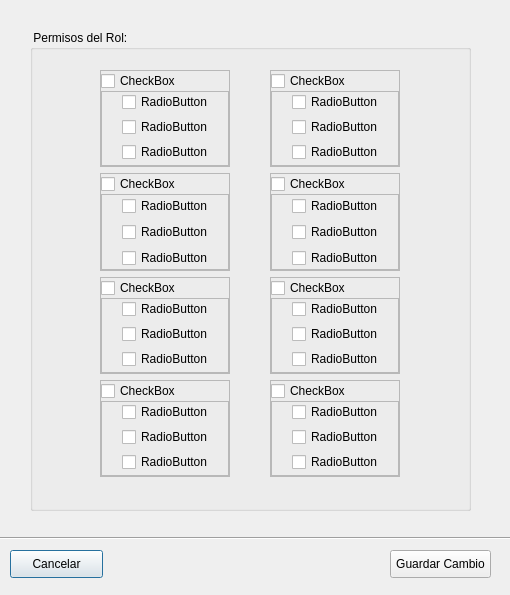
First picture: the form in ui_files/permisos.ui, repository Liz368/SISTEMA-DE-GESTION-DE-DOCUMENTOS, before the edit.
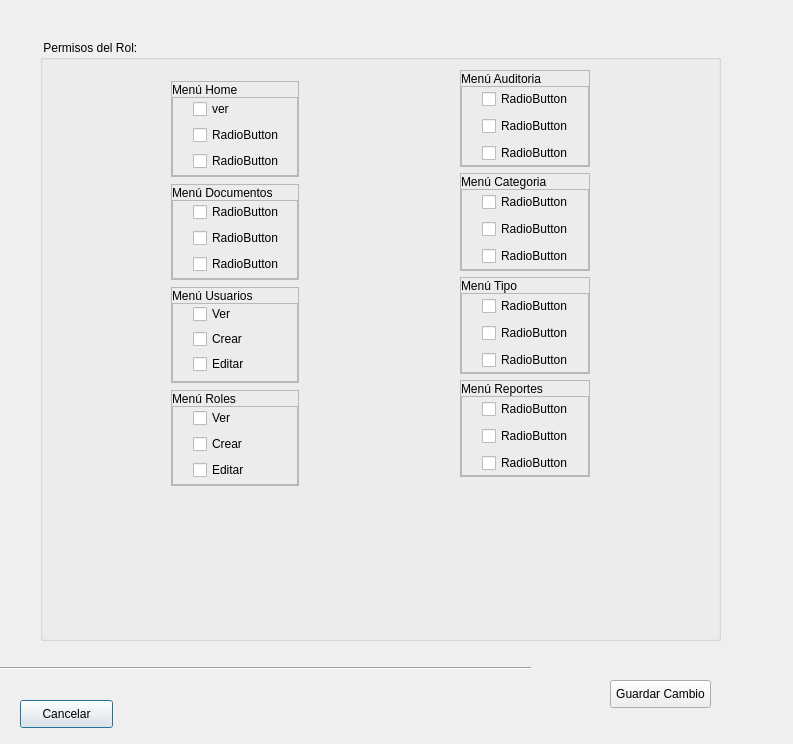
Second picture: the form after the edit. Icons and pictures are not drawn.

Patch:
```diff
--- a/ui_files/permisos.ui
+++ b/ui_files/permisos.ui
@@ -6,8 +6,8 @@
    <rect>
     <x>0</x>
     <y>0</y>
-    <width>510</width>
-    <height>595</height>
+    <width>793</width>
+    <height>744</height>
    </rect>
   </property>
   <property name="windowTitle">
@@ -16,8 +16,8 @@
   <widget class="Line" name="line">
    <property name="geometry">
     <rect>
-     <x>0</x>
-     <y>530</y>
+     <x>-10</x>
+     <y>660</y>
      <width>541</width>
      <height>16</height>
     </rect>
@@ -29,8 +29,8 @@
   <widget class="QPushButton" name="pushButton">
    <property name="geometry">
     <rect>
-     <x>10</x>
-     <y>550</y>
+     <x>20</x>
+     <y>700</y>
      <width>93</width>
      <height>28</height>
     </rect>
@@ -42,8 +42,8 @@
   <widget class="QPushButton" name="pushButton_2">
    <property name="geometry">
     <rect>
-     <x>390</x>
-     <y>550</y>
+     <x>610</x>
+     <y>680</y>
      <width>101</width>
      <height>28</height>
     </rect>
@@ -55,10 +55,10 @@
   <widget class="QGroupBox" name="groupBox">
    <property name="geometry">
     <rect>
-     <x>30</x>
-     <y>30</y>
-     <width>441</width>
-     <height>481</height>
+     <x>40</x>
+     <y>40</y>
+     <width>681</width>
+     <height>601</height>
     </rect>
    </property>
    <property name="autoFillBackground">
@@ -76,8 +76,8 @@
    <widget class="QWidget" name="layoutWidget">
     <property name="geometry">
      <rect>
-      <x>240</x>
-      <y>40</y>
+      <x>420</x>
+      <y>30</y>
       <width>130</width>
       <height>407</height>
      </rect>
@@ -113,9 +113,9 @@
            <number>10</number>
           </property>
           <item>
-           <widget class="QCheckBox" name="checkBox_13">
+           <widget class="QLabel" name="label_5">
             <property name="text">
-             <string>CheckBox</string>
+             <string>Menú Auditoria</string>
             </property>
            </widget>
           </item>
@@ -241,9 +241,9 @@
            <number>10</number>
           </property>
           <item>
-           <widget class="QCheckBox" name="checkBox_17">
+           <widget class="QLabel" name="label_6">
             <property name="text">
-             <string>CheckBox</string>
+             <string>Menú Categoria</string>
             </property>
            </widget>
           </item>
@@ -369,9 +369,9 @@
            <number>10</number>
           </property>
           <item>
-           <widget class="QCheckBox" name="checkBox_21">
+           <widget class="QLabel" name="label_7">
             <property name="text">
-             <string>CheckBox</string>
+             <string>Menú Tipo</string>
             </property>
            </widget>
           </item>
@@ -497,9 +497,9 @@
            <number>10</number>
           </property>
           <item>
-           <widget class="QCheckBox" name="checkBox_25">
+           <widget class="QLabel" name="label_8">
             <property name="text">
-             <string>CheckBox</string>
+             <string>Menú Reportes</string>
             </property>
            </widget>
           </item>
@@ -597,25 +597,22 @@
      </item>
     </layout>
    </widget>
-   <widget class="QWidget" name="">
+   <widget class="QFrame" name="frame_17">
     <property name="geometry">
      <rect>
-      <x>70</x>
-      <y>40</y>
-      <width>130</width>
-      <height>407</height>
+      <x>131</x>
+      <y>41</y>
+      <width>128</width>
+      <height>96</height>
      </rect>
     </property>
+    <property name="frameShape">
+     <enum>QFrame::StyledPanel</enum>
+    </property>
+    <property name="frameShadow">
+     <enum>QFrame::Raised</enum>
+    </property>
     <layout class="QVBoxLayout" name="verticalLayout_17">
-     <item>
-      <widget class="QFrame" name="frame">
-       <property name="frameShape">
-        <enum>QFrame::StyledPanel</enum>
-       </property>
-       <property name="frameShadow">
-        <enum>QFrame::Raised</enum>
-       </property>
-       <layout class="QVBoxLayout" name="verticalLayout_2">
         <property name="spacing">
          <number>0</number>
         </property>
@@ -632,14 +629,14 @@
          <number>0</number>
         </property>
         <item>
-         <layout class="QHBoxLayout" name="horizontalLayout">
+      <layout class="QHBoxLayout" name="horizontalLayout_9">
           <property name="spacing">
            <number>10</number>
           </property>
           <item>
-           <widget class="QCheckBox" name="checkBox">
+        <widget class="QLabel" name="label">
             <property name="text">
-             <string>CheckBox</string>
+          <string>Menú Home</string>
             </property>
            </widget>
           </item>
@@ -685,7 +682,7 @@
          </layout>
         </item>
         <item>
-         <widget class="QFrame" name="frame_2">
+      <widget class="QFrame" name="frame_18">
           <property name="frameShape">
            <enum>QFrame::StyledPanel</enum>
           </property>
@@ -709,9 +706,9 @@
             <number>0</number>
            </property>
            <item>
-            <widget class="QCheckBox" name="checkBox">
+         <widget class="QCheckBox" name="chk_ver_home">
              <property name="text">
-              <string>RadioButton</string>
+           <string>ver</string>
              </property>
             </widget>
            </item>
@@ -734,16 +731,22 @@
         </item>
        </layout>
       </widget>
-     </item>
-     <item>
-      <widget class="QFrame" name="frame_3">
+   <widget class="QFrame" name="frame_23">
+    <property name="geometry">
+     <rect>
+      <x>131</x>
+      <y>350</y>
+      <width>128</width>
+      <height>96</height>
+     </rect>
+    </property>
        <property name="frameShape">
         <enum>QFrame::StyledPanel</enum>
        </property>
        <property name="frameShadow">
         <enum>QFrame::Raised</enum>
        </property>
-       <layout class="QVBoxLayout" name="verticalLayout_3">
+    <layout class="QVBoxLayout" name="verticalLayout_25">
         <property name="spacing">
          <number>0</number>
         </property>
@@ -765,9 +768,9 @@
            <number>10</number>
           </property>
           <item>
-           <widget class="QCheckBox" name="checkBox_2">
+        <widget class="QLabel" name="label_4">
             <property name="text">
-             <string>CheckBox</string>
+          <string>Menú Roles</string>
             </property>
            </widget>
           </item>
@@ -839,21 +842,21 @@
            <item>
             <widget class="QCheckBox" name="checkBox_4">
              <property name="text">
-              <string>RadioButton</string>
+           <string>Ver</string>
              </property>
             </widget>
            </item>
            <item>
             <widget class="QCheckBox" name="checkBox_5">
              <property name="text">
-              <string>RadioButton</string>
+           <string>Crear</string>
              </property>
             </widget>
            </item>
            <item>
             <widget class="QCheckBox" name="checkBox_6">
              <property name="text">
-              <string>RadioButton</string>
+           <string>Editar</string>
              </property>
             </widget>
            </item>
@@ -862,16 +865,22 @@
         </item>
        </layout>
       </widget>
-     </item>
-     <item>
-      <widget class="QFrame" name="frame_5">
+   <widget class="QFrame" name="frame_19">
+    <property name="geometry">
+     <rect>
+      <x>131</x>
+      <y>144</y>
+      <width>128</width>
+      <height>96</height>
+     </rect>
+    </property>
        <property name="frameShape">
         <enum>QFrame::StyledPanel</enum>
        </property>
        <property name="frameShadow">
         <enum>QFrame::Raised</enum>
        </property>
-       <layout class="QVBoxLayout" name="verticalLayout_5">
+    <layout class="QVBoxLayout" name="verticalLayout_21">
         <property name="spacing">
          <number>0</number>
         </property>
@@ -893,9 +902,9 @@
            <number>10</number>
           </property>
           <item>
-           <widget class="QCheckBox" name="checkBox_3">
+        <widget class="QLabel" name="label_2">
             <property name="text">
-             <string>CheckBox</string>
+          <string>Menú Documentos</string>
             </property>
            </widget>
           </item>
@@ -990,16 +999,22 @@
         </item>
        </layout>
       </widget>
-     </item>
-     <item>
-      <widget class="QFrame" name="frame_7">
+   <widget class="QFrame" name="frame_21">
+    <property name="geometry">
+     <rect>
+      <x>131</x>
+      <y>247</y>
+      <width>128</width>
+      <height>96</height>
+     </rect>
+    </property>
        <property name="frameShape">
         <enum>QFrame::StyledPanel</enum>
        </property>
        <property name="frameShadow">
         <enum>QFrame::Raised</enum>
        </property>
-       <layout class="QVBoxLayout" name="verticalLayout_7">
+    <layout class="QVBoxLayout" name="verticalLayout_23">
         <property name="spacing">
          <number>0</number>
         </property>
@@ -1021,9 +1036,9 @@
            <number>10</number>
           </property>
           <item>
-           <widget class="QCheckBox" name="checkBox_4">
+        <widget class="QLabel" name="label_3">
             <property name="text">
-             <string>CheckBox</string>
+          <string>Menú Usuarios</string>
             </property>
            </widget>
           </item>
@@ -1076,47 +1091,45 @@
           <property name="frameShadow">
            <enum>QFrame::Raised</enum>
           </property>
-          <layout class="QVBoxLayout" name="verticalLayout_8">
-           <property name="spacing">
-            <number>5</number>
-           </property>
-           <property name="leftMargin">
-            <number>20</number>
-           </property>
-           <property name="topMargin">
-            <number>0</number>
-           </property>
-           <property name="rightMargin">
-            <number>0</number>
-           </property>
-           <property name="bottomMargin">
-            <number>0</number>
-           </property>
-           <item>
-            <widget class="QCheckBox" name="checkBox_10">
+       <widget class="QCheckBox" name="chk_ver_user">
+        <property name="geometry">
+         <rect>
+          <x>21</x>
+          <y>1</y>
+          <width>47</width>
+          <height>20</height>
+         </rect>
+        </property>
              <property name="text">
-              <string>RadioButton</string>
-             </property>
-            </widget>
-           </item>
-           <item>
-            <widget class="QCheckBox" name="checkBox_11">
+         <string>Ver</string>
+        </property>
+       </widget>
+       <widget class="QCheckBox" name="chk_add_user">
+        <property name="geometry">
+         <rect>
+          <x>21</x>
+          <y>26</y>
+          <width>59</width>
+          <height>20</height>
+         </rect>
+        </property>
              <property name="text">
-              <string>RadioButton</string>
-             </property>
-            </widget>
-           </item>
-           <item>
-            <widget class="QCheckBox" name="checkBox_12">
+         <string>Crear</string>
+        </property>
+       </widget>
+       <widget class="QCheckBox" name="chk_edit_user">
+        <property name="geometry">
+         <rect>
+          <x>21</x>
+          <y>51</y>
+          <width>60</width>
+          <height>20</height>
+         </rect>
+        </property>
              <property name="text">
-              <string>RadioButton</string>
-             </property>
-            </widget>
-           </item>
-          </layout>
-         </widget>
-        </item>
-       </layout>
+         <string>Editar</string>
+        </property>
+       </widget>
       </widget>
      </item>
     </layout>
```
Left out of the diff: 146 changed lines with no effect on the pictures. Lines whose indentation alone changed are shown as unchanged.
